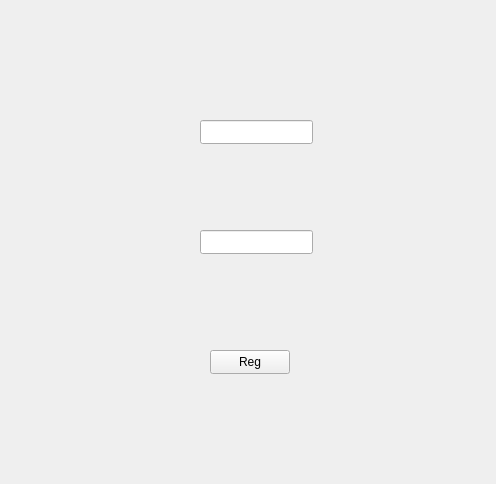
Old version of the form client/mainwindow.ui in the repository clipesss/Flygram; both pictures show x 0 to 496 and y 0 to 484 of the 949 by 688 pixel window.
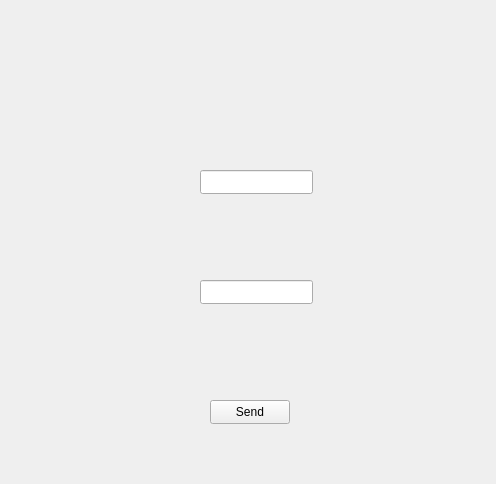
New version of the form. The open tabs and pages were chosen to show the change.

```diff
--- a/client/mainwindow.ui
+++ b/client/mainwindow.ui
@@ -58,6 +58,47 @@
       </property>
      </widget>
     </widget>
+    <widget class="QWidget" name="message">
+     <widget class="QLineEdit" name="to_user">
+      <property name="geometry">
+       <rect>
+        <x>200</x>
+        <y>170</y>
+        <width>113</width>
+        <height>24</height>
+       </rect>
+      </property>
+      <property name="text">
+       <string/>
+      </property>
+     </widget>
+     <widget class="QLineEdit" name="message_2">
+      <property name="geometry">
+       <rect>
+        <x>200</x>
+        <y>280</y>
+        <width>113</width>
+        <height>24</height>
+       </rect>
+      </property>
+      <property name="text">
+       <string/>
+      </property>
+     </widget>
+     <widget class="QPushButton" name="send">
+      <property name="geometry">
+       <rect>
+        <x>210</x>
+        <y>400</y>
+        <width>80</width>
+        <height>24</height>
+       </rect>
+      </property>
+      <property name="text">
+       <string>Send</string>
+      </property>
+     </widget>
+    </widget>
     <widget class="QWidget" name="auth">
      <widget class="QPushButton" name="authButton">
       <property name="geometry">
```
